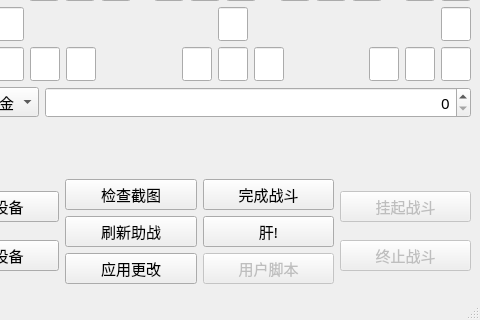
Qt form ui/fgoMainWindow.ui (hgjazhgj/FGO-py) before a commit; both pictures show x 81 to 561 and y 307 to 627 of the 561 by 627 pixel window.
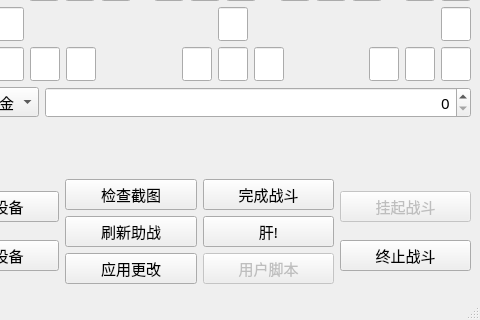
The same form after that commit.

```diff
--- a/ui/fgoMainWindow.ui
+++ b/ui/fgoMainWindow.ui
@@ -11,6 +11,12 @@
     <height>627</height>
    </rect>
   </property>
+  <property name="font">
+   <font>
+    <family>Microsoft YaHei UI Light</family>
+    <pointsize>11</pointsize>
+   </font>
+  </property>
   <property name="windowTitle">
    <string>FGO script</string>
   </property>
@@ -4044,15 +4050,6 @@
         </item>
         <item>
          <widget class="QPushButton" name="BTN_STOP">
-          <property name="enabled">
-           <bool>false</bool>
-          </property>
-          <property name="font">
-           <font>
-            <family>Microsoft YaHei UI Light</family>
-            <pointsize>11</pointsize>
-           </font>
-          </property>
           <property name="cursor">
            <cursorShape>PointingHandCursor</cursorShape>
           </property>
```
Left out of the diff: 802 changed lines with no effect on the pictures.
